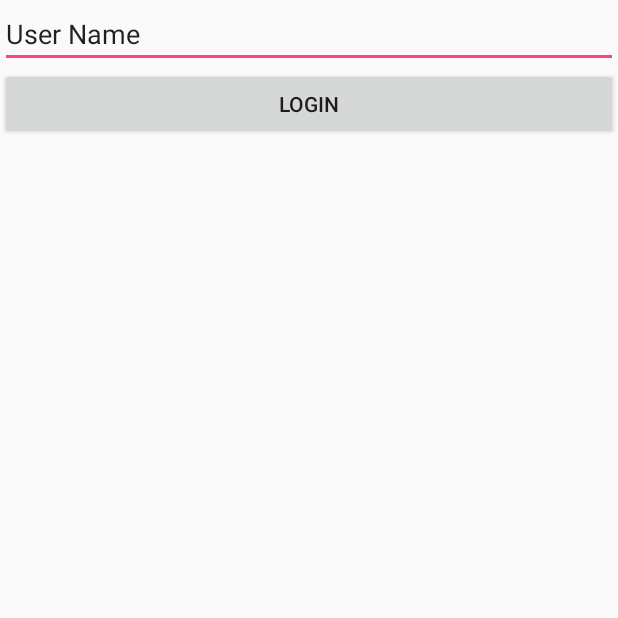
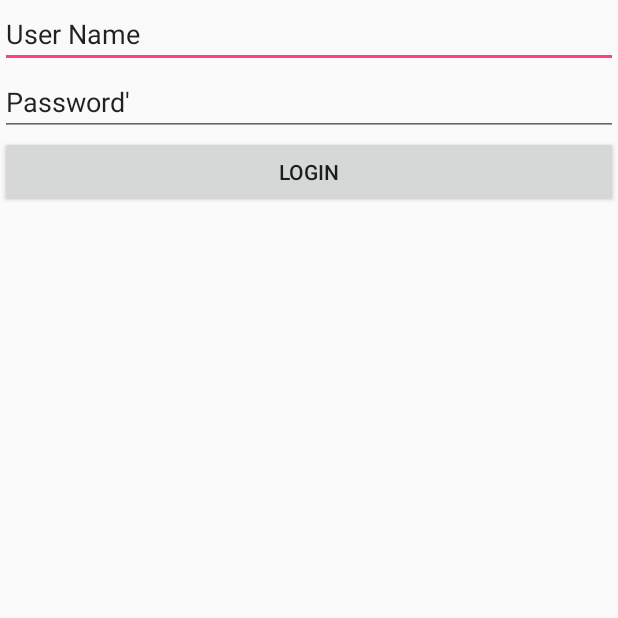
Before and after one commit to madhushreeumesh/KesoukAndroid, an Android app: the screen it shows after launch (LoginActivity), on a phone screen of 412 x 824 dp, the top half of it. Run offline under Robolectric (Android 15) with nearby library versions, the phone set to English and light mode, and no system bars; our stand-ins replace sdp/ssp sizes; libraries missing offline, so code that uses them is left out: com.facebook.stetho; 1 statement that could not run was skipped.

Commit message:
added password field

```diff
--- a/app/src/main/res/layout/activity_login.xml
+++ b/app/src/main/res/layout/activity_login.xml
@@ -16,6 +16,11 @@
             android:layout_height="wrap_content"
             android:text="@string/username" />
 
+        <android.support.v7.widget.AppCompatEditText
+            android:layout_width="match_parent"
+            android:layout_height="wrap_content"
+            android:text="@string/password" />
+
         <Button
             android:id="@+id/btn_sign_in"
             android:layout_width="match_parent"
--- a/app/src/main/res/values/strings.xml
+++ b/app/src/main/res/values/strings.xml
@@ -9,5 +9,6 @@
     <string name="nav_header_desc">Navigation header</string>
     <string name="action_settings">Settings</string>
     <string name="username">User Name</string>
+    <string name="password">Password\'</string>
 
 </resources>
```
